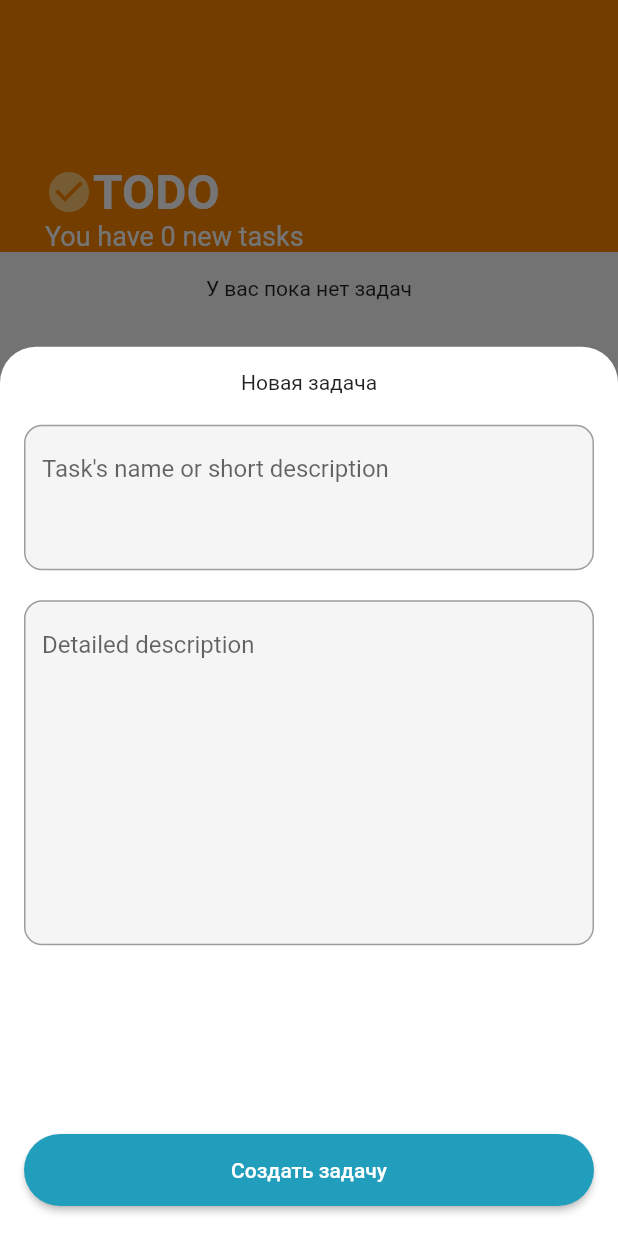
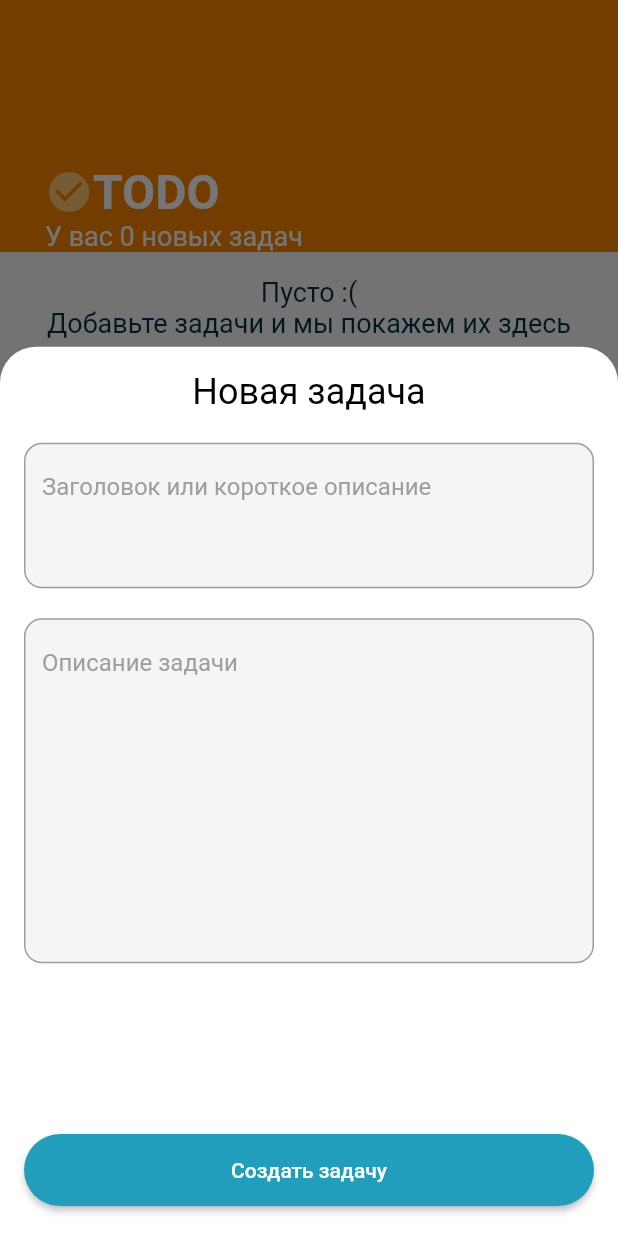
Before and after one commit to ann-who/todo_test_app, a Flutter app: the screen it shows after launch, after a tap on the "add" icon, on a phone screen of 412 x 824 dp. Run offline on Flutter 3.47's test engine with Material 2 defaults, Android fonts, the phone set to English and light mode, and no system bars; our stand-ins replace flutter_bloc, freezed_annotation; generated files the repository leaves out were written again.

Commit message:
Add localization & theme

```diff
--- /dev/null
+++ b/l10n.yaml
@@ -0,0 +1,3 @@
+arb-dir: lib/l10n
+template-arb-file: app_ru.arb
+output-localization-file: app_localizations.dart
--- a/lib/main.dart
+++ b/lib/main.dart
@@ -1,9 +1,10 @@
 import 'package:flutter/material.dart';
 import 'package:flutter_bloc/flutter_bloc.dart';
+import 'package:flutter_gen/gen_l10n/app_localizations.dart';
 
 import 'package:todo_test_app/business_logic/task_bloc/task.dart';
 import 'package:todo_test_app/presentation_layer/tasks_page/tasks_page.dart';
-import 'package:todo_test_app/resources/app_colors.dart';
+import 'package:todo_test_app/resources/app_theme.dart';
 
 void main() {
   runApp(BlocProvider(
@@ -18,47 +19,9 @@ class MyApp extends StatelessWidget {
   @override
   Widget build(BuildContext context) {
     return MaterialApp(
-      theme: ThemeData(
-        colorScheme: ColorScheme.fromSeed(seedColor: Colors.deepPurple),
-        useMaterial3: false,
-        appBarTheme: const AppBarTheme(backgroundColor: AppColors.mainOrange),
-        elevatedButtonTheme: ElevatedButtonThemeData(
-          style: ButtonStyle(
-            padding: const MaterialStatePropertyAll<EdgeInsetsGeometry>(
-              EdgeInsets.all(16.0),
-            ),
-            backgroundColor: const MaterialStatePropertyAll<Color>(
-              AppColors.blue,
-            ),
-            shape: MaterialStatePropertyAll<OutlinedBorder>(
-              RoundedRectangleBorder(
-                borderRadius: BorderRadius.circular(24.0),
-              ),
-            ),
-          ),
-        ),
-        inputDecorationTheme: InputDecorationTheme(
-          filled: true,
-          fillColor: MaterialStateColor.resolveWith(
-            (Set<MaterialState> states) {
-              return states.contains(MaterialState.focused)
-                  ? AppColors.lightBlue.withOpacity(0.2)
-                  : Colors.grey.withOpacity(0.1);
-            },
-          ),
-          enabledBorder: OutlineInputBorder(
-            borderRadius: BorderRadius.circular(12.0),
-            borderSide: const BorderSide(color: Colors.grey),
-          ),
-          focusedBorder: OutlineInputBorder(
-            borderRadius: BorderRadius.circular(12.0),
-            borderSide: const BorderSide(color: AppColors.blue),
-          ),
-        ),
-        textSelectionTheme: const TextSelectionThemeData(
-          cursorColor: AppColors.darkBlue,
-        ),
-      ),
+      localizationsDelegates: AppLocalizations.localizationsDelegates,
+      supportedLocales: AppLocalizations.supportedLocales,
+      theme: AppTheme().lightTheme,
       home: const TasksPage(),
     );
   }
--- a/lib/presentation_layer/tasks_page/widgets/create_task_widget.dart
+++ b/lib/presentation_layer/tasks_page/widgets/create_task_widget.dart
@@ -1,7 +1,7 @@
 import 'dart:math';
-
 import 'package:flutter/material.dart';
 import 'package:flutter_bloc/flutter_bloc.dart';
+import 'package:flutter_gen/gen_l10n/app_localizations.dart';
 
 import 'package:todo_test_app/business_logic/task_bloc/task.dart';
 import 'package:todo_test_app/data_layer/models/task_model/task_model.dart';
@@ -11,9 +11,6 @@ class CreateTask {
   CreateTask._();
 
   static Future modalBottomSheet(BuildContext context) async {
-    TextEditingController titleController = TextEditingController();
-    TextEditingController descriptionController = TextEditingController();
-
     await showModalBottomSheet(
       context: context,
       useSafeArea: true,
@@ -27,6 +24,29 @@ class CreateTask {
       ),
       clipBehavior: Clip.hardEdge,
       builder: (BuildContext context) {
+        return const CreateTaskBody();
+      },
+    );
+  }
+}
+
+class CreateTaskBody extends StatefulWidget {
+  const CreateTaskBody({super.key});
+
+  @override
+  State<CreateTaskBody> createState() => _CreateTaskBodyState();
+}
+
+class _CreateTaskBodyState extends State<CreateTaskBody> {
+  TextEditingController titleController = TextEditingController();
+  TextEditingController descriptionController = TextEditingController();
+  bool hasError = false;
+
+  @override
+  Widget build(BuildContext context) {
+    final textTheme = Theme.of(context).textTheme;
+    final locale = AppLocalizations.of(context)!;
+
     return SingleChildScrollView(
       child: Padding(
         padding: EdgeInsets.only(
@@ -43,20 +63,33 @@ class CreateTask {
             child: Column(
               mainAxisSize: MainAxisSize.min,
               children: [
-                    const Text('Новая задача'),
+                Text(
+                  locale.newTask,
+                  style: textTheme.headlineSmall,
+                ),
                 const SizedBox(height: 20.0),
                 TextFormField(
                   maxLines: 3,
-                      decoration: const InputDecoration(
-                        hintText: 'Task\'s name or short description',
+                  decoration: InputDecoration(
+                    hintText: locale.taskTitle,
+                    hintStyle: textTheme.bodyMedium,
+                    errorText: hasError ? 'Enter text' : null,
                   ),
                   controller: titleController,
+                  onChanged: (value) {
+                    if (value.isNotEmpty) {
+                      setState(() {
+                        hasError = false;
+                      });
+                    }
+                  },
                 ),
                 const SizedBox(height: 20.0),
                 TextField(
                   maxLines: 10,
-                      decoration: const InputDecoration(
-                        hintText: 'Detailed description',
+                  decoration: InputDecoration(
+                    hintText: locale.taskDescription,
+                    hintStyle: textTheme.bodyMedium,
                   ),
                   controller: descriptionController,
                 ),
@@ -70,9 +103,9 @@ class CreateTask {
                               TaskCreated(
                                 task: TaskModel(
                                   id: Random().nextInt(100),
-                                      shortDescription: titleController.text,
+                                  shortDescription: titleController.text.trim(),
                                   detailedDescription:
-                                          descriptionController.text,
+                                      descriptionController.text.trim(),
                                   status: TaskStatus.fresh,
                                   creationDate: DateTime.now(),
                                 ),
@@ -81,12 +114,12 @@ class CreateTask {
 
                         Navigator.of(context).pop();
                       } else {
-                            ScaffoldMessenger.of(context).showSnackBar(
-                              const SnackBar(content: Text('Enter text')),
-                            );
+                        setState(() {
+                          hasError = true;
+                        });
                       }
                     },
-                        child: const Text('Создать задачу'),
+                    child: Text(locale.createTask),
                   ),
                 ),
                 const SizedBox(height: 20.0),
@@ -96,7 +129,5 @@ class CreateTask {
         ),
       ),
     );
-      },
-    );
   }
 }
--- a/lib/presentation_layer/tasks_page/widgets/tasks_list_widget.dart
+++ b/lib/presentation_layer/tasks_page/widgets/tasks_list_widget.dart
@@ -1,5 +1,6 @@
 import 'package:flutter/material.dart';
 import 'package:flutter_bloc/flutter_bloc.dart';
+import 'package:flutter_gen/gen_l10n/app_localizations.dart';
 
 import 'package:todo_test_app/business_logic/task_bloc/task.dart';
 import 'package:todo_test_app/presentation_layer/tasks_page/widgets/dismiss_task_widget.dart';
@@ -10,16 +11,27 @@ class TasksListWidget extends StatelessWidget {
 
   @override
   Widget build(BuildContext context) {
+    final textTheme = Theme.of(context).textTheme;
+    final locale = AppLocalizations.of(context)!;
+
     return SliverToBoxAdapter(
       child: Padding(
         padding: const EdgeInsets.all(16.0),
         child: BlocBuilder<TaskBloc, TaskState>(
           builder: (context, state) {
-            if (state.tasks.isEmpty) {
-              return const Center(
-                child: Text('У вас пока нет задач'),
+            if (state.isLoading) {
+              return const CircularProgressIndicator();
+            } else if (state.tasks.isEmpty) {
+              return Center(
+                child: Text(
+                  locale.empty,
+                  textAlign: TextAlign.center,
+                  style: textTheme.bodyLarge,
+                ),
               );
             }
+            return BlocBuilder<TaskBloc, TaskState>(
+              builder: (context, state) {
                 return ListView.separated(
                   padding: EdgeInsets.zero,
                   physics: const NeverScrollableScrollPhysics(),
@@ -36,6 +48,8 @@ class TasksListWidget extends StatelessWidget {
                   ),
                 );
               },
+            );
+          },
         ),
       ),
     );
--- a/lib/presentation_layer/tasks_page/widgets/wide_app_bar_widget.dart
+++ b/lib/presentation_layer/tasks_page/widgets/wide_app_bar_widget.dart
@@ -1,6 +1,7 @@
 import 'dart:ui';
 import 'package:flutter/material.dart';
 import 'package:flutter_bloc/flutter_bloc.dart';
+import 'package:flutter_gen/gen_l10n/app_localizations.dart';
 
 import 'package:todo_test_app/business_logic/task_bloc/task.dart';
 import 'package:todo_test_app/resources/app_colors.dart';
@@ -36,6 +37,8 @@ class MyHeaderDelegate extends SliverPersistentHeaderDelegate {
     bool overlapsContent,
   ) {
     final progress = shrinkOffset / maxExtent;
+    final textTheme = Theme.of(context).textTheme;
+    final locale = AppLocalizations.of(context)!;
 
     return Material(
       child: Stack(
@@ -72,11 +75,9 @@ class MyHeaderDelegate extends SliverPersistentHeaderDelegate {
                       color: AppColors.lightOrange,
                     ),
                     Text(
-                      'TODO',
-                      style: TextStyle(
-                        color: Colors.white,
+                      locale.appName,
+                      style: textTheme.headlineLarge!.copyWith(
                         fontSize: lerpDouble(32.0, 16.0, progress),
-                        fontWeight: FontWeight.bold,
                       ),
                     ),
                   ],
@@ -86,9 +87,8 @@ class MyHeaderDelegate extends SliverPersistentHeaderDelegate {
                       previous.newTasksCounter != current.newTasksCounter,
                   builder: (context, state) {
                     return Text(
-                      'You have ${state.newTasksCounter} new tasks',
-                      style: TextStyle(
-                        color: Colors.white,
+                      locale.newTasks(state.newTasksCounter),
+                      style: textTheme.headlineMedium!.copyWith(
                         fontSize: lerpDouble(18.0, 20.0, progress),
                       ),
                     );
--- /dev/null
+++ b/lib/resources/app_theme.dart
@@ -0,0 +1,100 @@
+import 'package:flutter/material.dart';
+
+import 'package:todo_test_app/resources/app_colors.dart';
+
+class AppTheme {
+  ThemeData lightTheme = ThemeData(
+    colorScheme: ColorScheme.fromSeed(seedColor: Colors.deepPurple),
+    useMaterial3: false,
+    appBarTheme: const AppBarTheme(backgroundColor: AppColors.mainOrange),
+    elevatedButtonTheme: ElevatedButtonThemeData(
+      style: ButtonStyle(
+        padding: const MaterialStatePropertyAll<EdgeInsetsGeometry>(
+          EdgeInsets.all(16.0),
+        ),
+        backgroundColor: const MaterialStatePropertyAll<Color>(
+          AppColors.blue,
+        ),
+        shape: MaterialStatePropertyAll<OutlinedBorder>(
+          RoundedRectangleBorder(
+            borderRadius: BorderRadius.circular(24.0),
+          ),
+        ),
+      ),
+    ),
+    floatingActionButtonTheme: const FloatingActionButtonThemeData(
+      backgroundColor: AppColors.mainOrange,
+      foregroundColor: AppColors.lightOrange,
+    ),
+    inputDecorationTheme: InputDecorationTheme(
+      filled: true,
+      fillColor: MaterialStateColor.resolveWith(
+        (Set<MaterialState> states) {
+          if (states.contains(MaterialState.focused)) {
+            return AppColors.lightBlue.withOpacity(0.2);
+          } else if (states.contains(MaterialState.error)) {
+            return Colors.red.withOpacity(0.1);
+          } else {
+            return Colors.grey.withOpacity(0.1);
+          }
+        },
+      ),
+      enabledBorder: OutlineInputBorder(
+        borderRadius: BorderRadius.circular(12.0),
+        borderSide: const BorderSide(color: Colors.grey),
+      ),
+      errorBorder: OutlineInputBorder(
+        borderRadius: BorderRadius.circular(12.0),
+        borderSide: const BorderSide(color: Colors.red),
+      ),
+      focusedBorder: OutlineInputBorder(
+        borderRadius: BorderRadius.circular(12.0),
+        borderSide: const BorderSide(color: AppColors.blue),
+      ),
+    ),
+    progressIndicatorTheme: const ProgressIndicatorThemeData(
+      color: AppColors.lightOrange,
+    ),
+    popupMenuTheme: PopupMenuThemeData(
+      elevation: 4.0,
+      shape: RoundedRectangleBorder(
+        borderRadius: BorderRadius.circular(8.0),
+      ),
+    ),
+    textSelectionTheme: const TextSelectionThemeData(
+      cursorColor: AppColors.darkBlue,
+    ),
+    textTheme: const TextTheme(
+      headlineLarge: TextStyle(
+        color: Colors.white,
+        fontWeight: FontWeight.bold,
+      ),
+      headlineMedium: TextStyle(
+        color: Colors.white,
+      ),
+      headlineSmall: TextStyle(
+        color: Colors.black,
+        fontSize: 24.0,
+        fontWeight: FontWeight.w400,
+      ),
+      bodyLarge: TextStyle(
+        fontSize: 18.0,
+        fontWeight: FontWeight.w400,
+        color: AppColors.darkBlue,
+      ),
+      bodyMedium: TextStyle(
+        fontSize: 16.0,
+        fontWeight: FontWeight.w400,
+        color: Colors.grey,
+      ),
+      labelMedium: TextStyle(
+        fontSize: 14.0,
+        color: Colors.white,
+      ),
+      labelSmall: TextStyle(
+        fontSize: 12.0,
+        color: Colors.grey,
+      ),
+    ),
+  );
+}
--- a/pubspec.yaml
+++ b/pubspec.yaml
@@ -9,6 +9,8 @@ environment:
 
 dependencies:
   flutter:
+    sdk: flutter
+  flutter_localizations:
     sdk: flutter
   cupertino_icons: ^1.0.2
   freezed_annotation: ^2.4.1
@@ -26,3 +28,4 @@ dev_dependencies:
 
 flutter:
   uses-material-design: true
+  generate: true
```
Also changed, not shown: lib/business_logic/task_bloc/task_bloc.dart (+6 -3 lines), lib/l10n/app_ru.arb (added, +23 -0 lines), lib/presentation_layer/common_widgets/status_label_widget.dart (+26 -22 lines), lib/presentation_layer/task_details_page/task_details_page.dart (+31 -13 lines), lib/presentation_layer/tasks_page/tasks_page.dart (+2 -5 lines), lib/presentation_layer/tasks_page/widgets/dismiss_task_widget.dart (+26 -10 lines), lib/presentation_layer/tasks_page/widgets/task_widget.dart (+5 -6 lines), pubspec.lock. Lines whose indentation alone changed are shown as unchanged.
